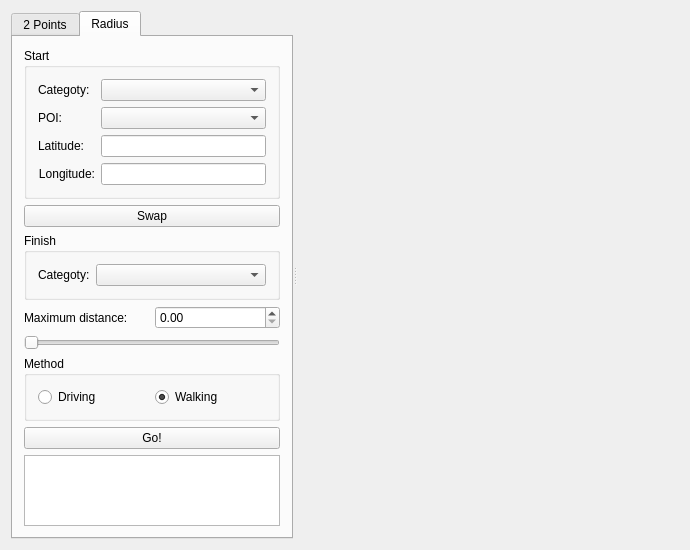
First picture: the form in gui/mainwindow.ui, repository emreozanalkan/YoMap, before the edit.
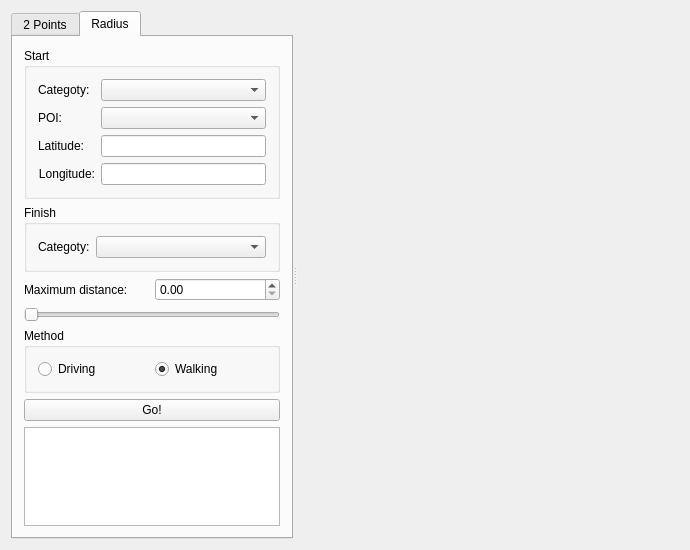
Second picture: the form after the edit. The open tabs and pages were chosen to show the change. Custom widgets are drawn as their Qt base class.

Commit message: ComboBoxes in RadusSearch are active

Patch:
```diff
--- a/gui/mainwindow.ui
+++ b/gui/mainwindow.ui
@@ -261,7 +261,7 @@
            <property name="sizeConstraint">
             <enum>QLayout::SetNoConstraint</enum>
            </property>
-           <item row="5" column="0">
+           <item row="4" column="0">
             <widget class="QPushButton" name="pushButton_2">
              <property name="text">
               <string>Go!</string>
@@ -269,13 +269,6 @@
             </widget>
            </item>
            <item row="1" column="0">
-            <widget class="QPushButton" name="pushButtonSwap_2">
-             <property name="text">
-              <string>Swap</string>
-             </property>
-            </widget>
-           </item>
-           <item row="2" column="0">
             <widget class="QGroupBox" name="groupBoxB_2">
              <property name="title">
               <string>Finish</string>
@@ -381,7 +374,7 @@
              </layout>
             </widget>
            </item>
-           <item row="4" column="0">
+           <item row="3" column="0">
             <widget class="QGroupBox" name="groupBox_2">
              <property name="title">
               <string>Method</string>
@@ -407,7 +400,7 @@
              </layout>
             </widget>
            </item>
-           <item row="3" column="0">
+           <item row="2" column="0">
             <layout class="QGridLayout" name="gridLayout_9">
              <item row="0" column="0">
               <widget class="QLabel" name="label">
@@ -428,7 +421,7 @@
              </item>
             </layout>
            </item>
-           <item row="6" column="0">
+           <item row="5" column="0">
             <widget class="QPlainTextEdit" name="plainTextEditOutput_2">
              <property name="readOnly">
               <bool>true</bool>
```
Left out of the diff: 18 changed lines with no effect on the pictures. The commit also changes 2 other files.
